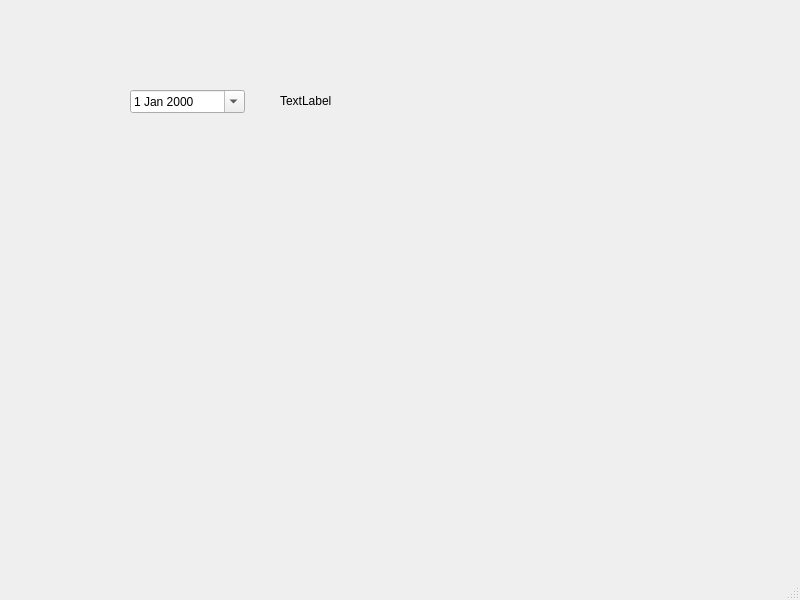
Before: the Qt Designer form suttu.ui in katalav/Autolainaus_hallinta, drawn with Qt 5.
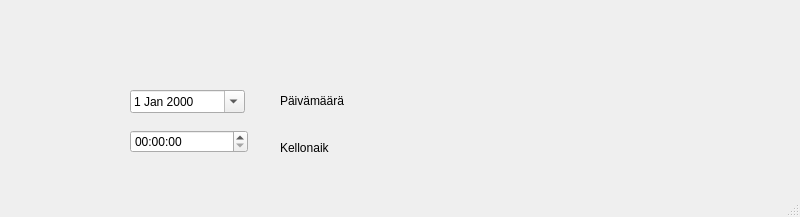
After: the same form once the commit is applied.

What changed in the file:
```diff
--- a/suttu.ui
+++ b/suttu.ui
@@ -7,7 +7,7 @@
     <x>0</x>
     <y>0</y>
     <width>800</width>
-    <height>600</height>
+    <height>217</height>
    </rect>
   </property>
   <property name="windowTitle">
@@ -37,7 +37,33 @@
      </rect>
     </property>
     <property name="text">
-     <string>TextLabel</string>
+     <string>Päivämäärä</string>
+    </property>
+   </widget>
+   <widget class="QTimeEdit" name="timeEdit">
+    <property name="geometry">
+     <rect>
+      <x>130</x>
+      <y>130</y>
+      <width>118</width>
+      <height>23</height>
+     </rect>
+    </property>
+    <property name="calendarPopup">
+     <bool>false</bool>
+    </property>
+   </widget>
+   <widget class="QLabel" name="timeLabel">
+    <property name="geometry">
+     <rect>
+      <x>280</x>
+      <y>140</y>
+      <width>49</width>
+      <height>16</height>
+     </rect>
+    </property>
+    <property name="text">
+     <string>Kellonaika</string>
     </property>
    </widget>
   </widget>
```
Left out of the diff: 2 changed lines with no effect on the pictures.
